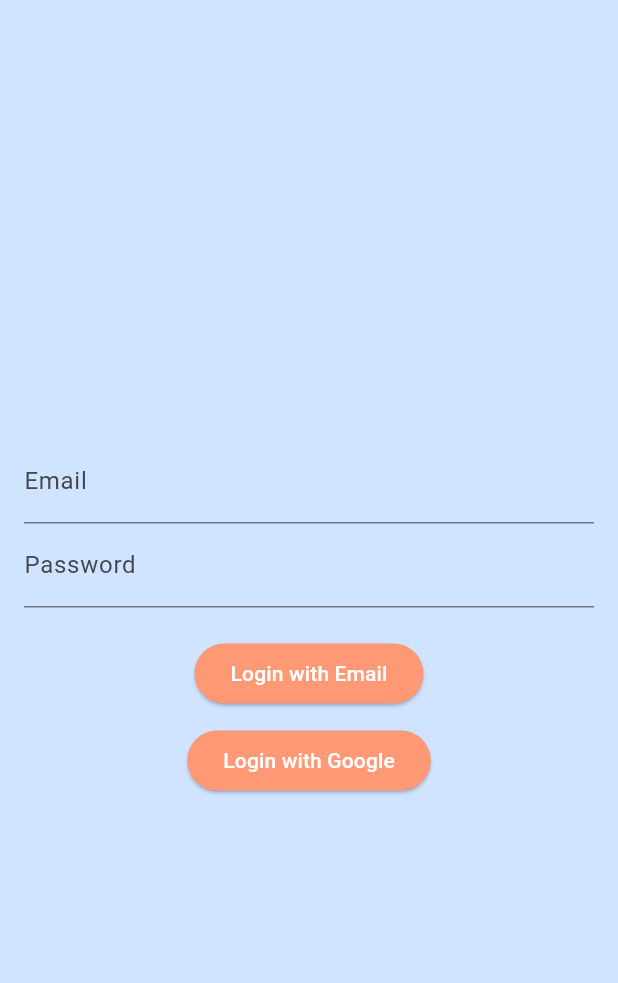
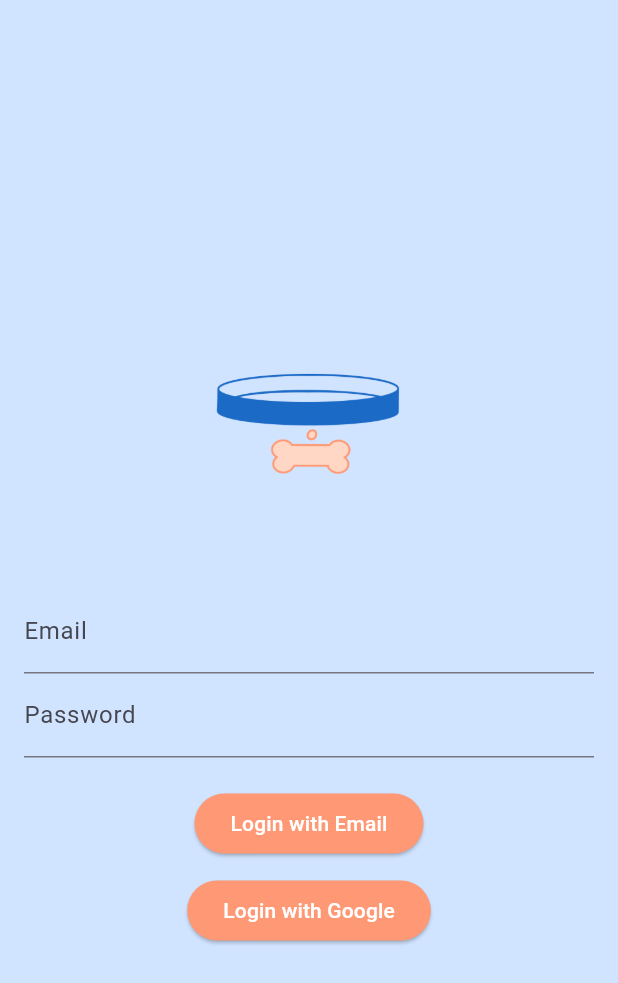
Before and after one commit to dinastyk/playpaws, a Flutter app: the screen it shows after launch, on a phone screen of 412 x 824 dp. Shown: the top 983 px of the screen. Run offline on Flutter 3.47's test engine with Material 3 defaults, Android fonts, the phone set to English and light mode, and no system bars; our stand-ins replace carousel_slider, cloud_firestore, faker, firebase_auth, firebase_core, google_fonts and 2 more; accounts and stored records are empty.

```diff
--- a/flutterDemo/lib/screens/login_screen.dart
+++ b/flutterDemo/lib/screens/login_screen.dart
@@ -4,7 +4,8 @@ import 'navigation_bar.dart';
 import 'profile_ui.dart';
 
 class LoginScreen extends StatefulWidget {
-  const LoginScreen({super.key}); //added key param
+  const LoginScreen({super.key});
+
   @override
   LoginScreenState createState() => LoginScreenState();
 }
@@ -14,84 +15,94 @@ class LoginScreenState extends State<LoginScreen> {
   final TextEditingController passwordController = TextEditingController();
   final AuthService authService = AuthService();
 
-  @override //Everything below @override deals with UI design, everything above is functionality and app behavior
+  @override
   Widget build(BuildContext context) {
     return Scaffold(
-      backgroundColor: Color(0xFFD1E4FF),
+      backgroundColor: const Color(0xFFD1E4FF),
       body: Padding(
-        padding: EdgeInsets.all(16.0),
+        padding: const EdgeInsets.all(16.0),
         child: Column(
           mainAxisAlignment: MainAxisAlignment.center,
           children: [
+            // 🐾 LOGO IMAGE
+            Image.asset(
+              'assets/logo.png',
+              width: 200,
+              height: 200,
+              fit: BoxFit.contain,
+            ),
+
+            // 📨 Email Field
             TextField(
               controller: emailController,
-              decoration: InputDecoration(labelText: "Email"),
+              decoration: const InputDecoration(labelText: "Email"),
             ),
+
+            // 🔐 Password Field
             TextField(
               controller: passwordController,
-              decoration: InputDecoration(labelText: "Password"),
+              decoration: const InputDecoration(labelText: "Password"),
               obscureText: true,
             ),
-            SizedBox(height: 20),
+
+            const SizedBox(height: 20),
+
+            // ✉️ Login with Email
             ElevatedButton(
               style: ButtonStyle(
-                  backgroundColor: WidgetStateProperty.all(Color(0xFFFF9874)),
-                  foregroundColor: WidgetStateProperty.all(Colors.white)),
+                backgroundColor: WidgetStateProperty.all(Color(0xFFFF9874)),
+                foregroundColor: WidgetStateProperty.all(Colors.white),
+              ),
               onPressed: () async {
                 String email = emailController.text;
                 String password = passwordController.text;
-                var user =
-                    await authService.signInWithEmailPassword(email, password);
+                var user = await authService.signInWithEmailPassword(email, password);
+
                 if (user != null) {
                   debugPrint("Logged in as: ${user.email}");
-                  // ✅ Ensure the widget is still mounted before navigating
                   if (!context.mounted) return;
-
                   Navigator.pushReplacement(
                     context,
-                    MaterialPageRoute(
-                        builder: (context) => ProfileScreen()),
+                    MaterialPageRoute(builder: (context) => ProfileScreen()),
                   );
                 } else {
                   debugPrint("Login failed.");
-
-                  // ✅ Ensure the widget is still mounted before showing a SnackBar
                   if (!context.mounted) return;
-
                   ScaffoldMessenger.of(context).showSnackBar(
-                    const SnackBar(
-                        content: Text("Login failed. Please try again.")),
+                    const SnackBar(content: Text("Login failed. Please try again.")),
                   );
                 }
               },
-              child: Text("Login with Email"),
+              child: const Text("Login with Email"),
             ),
-            SizedBox(height: 10),
+
+            const SizedBox(height: 10),
+
+            // 🔐 Login with Google
             ElevatedButton(
               style: ButtonStyle(
-                  backgroundColor: WidgetStateProperty.all(Color(0xFFFF9874)),
-                  foregroundColor: WidgetStateProperty.all(Colors.white)),
+                backgroundColor: WidgetStateProperty.all(Color(0xFFFF9874)),
+                foregroundColor: WidgetStateProperty.all(Colors.white),
+              ),
               onPressed: () async {
                 var user = await authService.signInWithGoogle();
+
                 if (user != null) {
                   debugPrint("Logged in as: ${user.displayName}");
-
                   if (!context.mounted) return;
-
                   Navigator.pushReplacement(
                     context,
-                    MaterialPageRoute(
-                        builder: (context) => NavigationExample()),
+                    MaterialPageRoute(builder: (context) => NavigationExample()),
                   );
                 } else {
                   debugPrint("Google Sign-In failed.");
-
                   if (!context.mounted) return;
                   ScaffoldMessenger.of(context).showSnackBar(
-                      const SnackBar(content: Text("Google Sign-In failed.")));
+                    const SnackBar(content: Text("Google Sign-In failed.")),
+                  );
                 }
               },
-              child: Text("Login with Google"),
+              child: const Text("Login with Google"),
             ),
           ],
         ),
--- a/flutterDemo/pubspec.yaml
+++ b/flutterDemo/pubspec.yaml
@@ -71,9 +71,8 @@ flutter:
   uses-material-design: true
 
   # To add assets to your application, add an assets section, like this:
-  # assets:
-  #   - images/a_dot_burr.jpeg
-  #   - images/a_dot_ham.jpeg
+  assets:
+    - assets/logo.png
 
   # An image asset can refer to one or more resolution-specific "variants", see
   # https://flutter.dev/to/resolution-aware-images
```
Also changed, not shown: flutterDemo/assets/logo.png (added).
